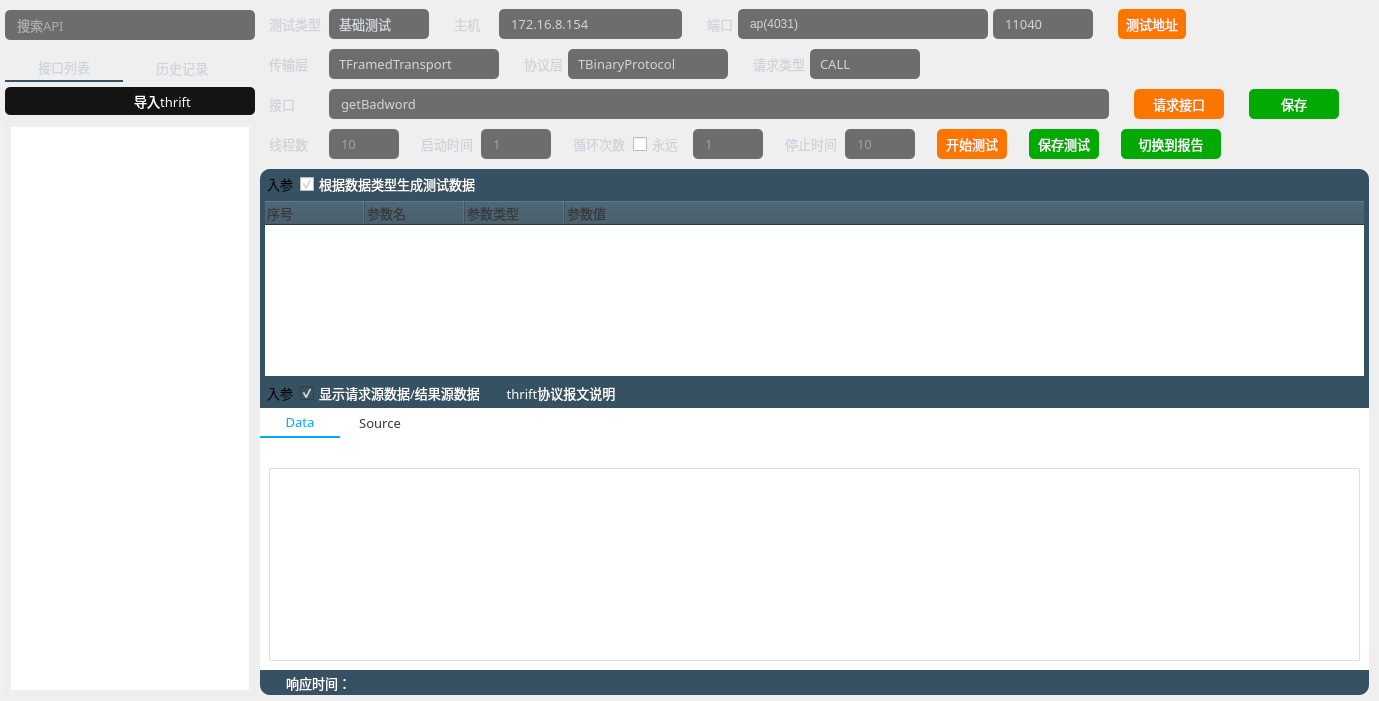
Qt form source/thriftwidget.ui (HuaGouFdog/Fdog-Kit) before a commit.
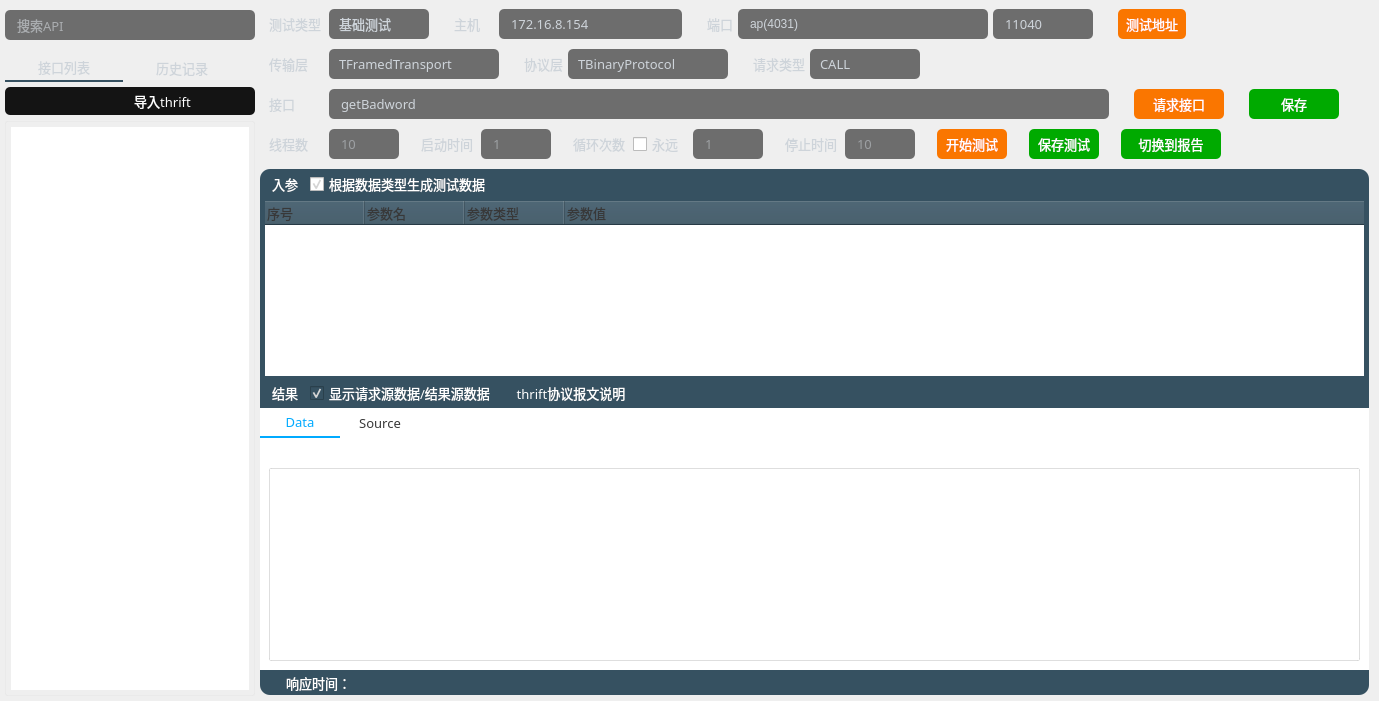
The same form after that commit. Icons and pictures are not drawn.

Commit message: 优化获取入参算法

Diff of the .ui file:
```diff
--- a/source/thriftwidget.ui
+++ b/source/thriftwidget.ui
@@ -2542,13 +2542,13 @@
                       <widget class="QLabel" name="label_request_param">
                        <property name="minimumSize">
                         <size>
-                         <width>40</width>
+                         <width>50</width>
                          <height>0</height>
                         </size>
                        </property>
                        <property name="maximumSize">
                         <size>
-                         <width>40</width>
+                         <width>50</width>
                          <height>16777215</height>
                         </size>
                        </property>
@@ -2559,6 +2559,9 @@
                          <stylestrategy>PreferAntialias</stylestrategy>
                         </font>
                        </property>
+                       <property name="styleSheet">
+                        <string notr="true">color: rgb(255, 255, 255);</string>
+                       </property>
                        <property name="text">
                         <string>入参</string>
                        </property>
@@ -2973,13 +2976,13 @@
                      <widget class="QLabel" name="label_response_param">
                       <property name="minimumSize">
                        <size>
-                        <width>40</width>
+                        <width>50</width>
                         <height>0</height>
                        </size>
                       </property>
                       <property name="maximumSize">
                        <size>
-                        <width>40</width>
+                        <width>50</width>
                         <height>16777215</height>
                        </size>
                       </property>
@@ -2990,8 +2993,11 @@
                         <stylestrategy>PreferAntialias</stylestrategy>
                        </font>
                       </property>
+                      <property name="styleSheet">
+                       <string notr="true">color: rgb(255, 255, 255);</string>
+                      </property>
                       <property name="text">
-                       <string>入参</string>
+                       <string>结果</string>
                       </property>
                       <property name="alignment">
                        <set>Qt::AlignCenter</set>
```
The commit also changes 3 other files.
